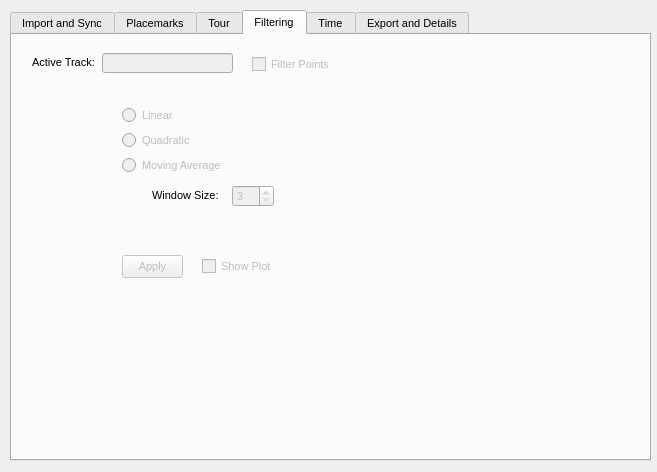
Old version of the form QGISPlugin/MilkMachine/ui_milkmachine.ui in the repository SeanKMcGinnis/250MilesCrossingPhila.
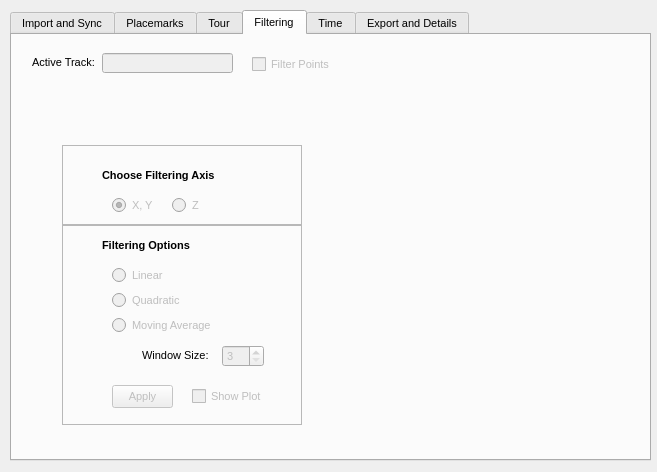
New version of the form. The open tabs and pages were chosen to show the change. Icons and pictures are not drawn.

Commit message:
Altitude Filtering
Task:  Add Z axis filtering (altitude). This required another field to
hold the altitude values ("altitude"). Only moving average filtering can
be performed on the altitude values in the filtering tab. If you have to
update a layer that already has altitude values, it is suggested to
rebuild the layer since there is now an additional field that needs to
be built on import.

The edit to the form file:
```diff
--- a/QGISPlugin/MilkMachine/ui_milkmachine.ui
+++ b/QGISPlugin/MilkMachine/ui_milkmachine.ui
@@ -2843,15 +2843,30 @@
       <string>Filter Points</string>
      </property>
     </widget>
-    <widget class="QPushButton" name="pushButton_filtering_apply">
+    <widget class="QFrame" name="frame">
+     <property name="geometry">
+      <rect>
+       <x>50</x>
+       <y>190</y>
+       <width>240</width>
+       <height>200</height>
+      </rect>
+     </property>
+     <property name="frameShape">
+      <enum>QFrame::StyledPanel</enum>
+     </property>
+     <property name="frameShadow">
+      <enum>QFrame::Raised</enum>
+     </property>
+     <widget class="QCheckBox" name="checkBox_filtering_showplot">
      <property name="enabled">
       <bool>false</bool>
      </property>
      <property name="geometry">
       <rect>
-       <x>110</x>
-       <y>220</y>
-       <width>61</width>
+        <x>130</x>
+        <y>160</y>
+        <width>81</width>
        <height>23</height>
       </rect>
      </property>
@@ -2859,11 +2874,20 @@
       <string>&lt;html&gt;&lt;head/&gt;&lt;body&gt;&lt;p&gt;Apply the selected filter to the selected points in the active layer. To roll back these edits, select &amp;quot;Cancel for selected layer&amp;quot; in the editor options.&lt;/p&gt;&lt;/body&gt;&lt;/html&gt;</string>
      </property>
      <property name="text">
-      <string>Apply</string>
-     </property>
-     <property name="icon">
-      <iconset resource="resources.qrc">
-       <normaloff>:/plugins/milkmachine/triangle.png</normaloff>:/plugins/milkmachine/triangle.png</iconset>
+       <string>Show Plot</string>
+      </property>
+     </widget>
+     <widget class="QLabel" name="label_66">
+      <property name="geometry">
+       <rect>
+        <x>80</x>
+        <y>120</y>
+        <width>81</width>
+        <height>20</height>
+       </rect>
+      </property>
+      <property name="text">
+       <string>Window Size:</string>
      </property>
     </widget>
     <widget class="QRadioButton" name="radioButton_filtering_linear">
@@ -2872,8 +2896,8 @@
      </property>
      <property name="geometry">
       <rect>
-       <x>110</x>
-       <y>70</y>
+        <x>50</x>
+        <y>40</y>
        <width>141</width>
        <height>20</height>
       </rect>
@@ -2885,33 +2909,14 @@
       <string>Linear</string>
      </property>
     </widget>
-    <widget class="QRadioButton" name="radioButton_filtering_moving">
-     <property name="enabled">
-      <bool>false</bool>
-     </property>
-     <property name="geometry">
-      <rect>
-       <x>110</x>
-       <y>120</y>
-       <width>111</width>
-       <height>20</height>
-      </rect>
-     </property>
-     <property name="toolTip">
-      <string>&lt;html&gt;&lt;head/&gt;&lt;body&gt;&lt;p&gt;After selecting a number of points within an edit session, the moving average filter will apply a moving window average to the points. The window will exclude the points on the end, since the window will not be able to &amp;quot;see&amp;quot; past the selection. Those points at the beginning and end will not change their coordinates. The window must be an odd integer in order for the window to be centered on each point. &lt;/p&gt;&lt;/body&gt;&lt;/html&gt;</string>
-     </property>
-     <property name="text">
-      <string>Moving Average</string>
-     </property>
-    </widget>
     <widget class="QRadioButton" name="radioButton_filtering_quad">
      <property name="enabled">
       <bool>false</bool>
      </property>
      <property name="geometry">
       <rect>
-       <x>110</x>
-       <y>95</y>
+        <x>50</x>
+        <y>65</y>
        <width>82</width>
        <height>20</height>
       </rect>
@@ -2929,8 +2934,8 @@
      </property>
      <property name="geometry">
       <rect>
-       <x>220</x>
-       <y>150</y>
+        <x>160</x>
+        <y>120</y>
        <width>42</width>
        <height>22</height>
       </rect>
@@ -2945,28 +2950,15 @@
       <number>2</number>
      </property>
     </widget>
-    <widget class="QLabel" name="label_66">
-     <property name="geometry">
-      <rect>
-       <x>140</x>
-       <y>150</y>
-       <width>81</width>
-       <height>20</height>
-      </rect>
-     </property>
-     <property name="text">
-      <string>Window Size:</string>
-     </property>
-    </widget>
-    <widget class="QCheckBox" name="checkBox_filtering_showplot">
+     <widget class="QPushButton" name="pushButton_filtering_apply">
      <property name="enabled">
       <bool>false</bool>
      </property>
      <property name="geometry">
       <rect>
-       <x>190</x>
-       <y>220</y>
-       <width>81</width>
+        <x>50</x>
+        <y>160</y>
+        <width>61</width>
        <height>23</height>
       </rect>
      </property>
@@ -2974,8 +2966,129 @@
       <string>&lt;html&gt;&lt;head/&gt;&lt;body&gt;&lt;p&gt;If selected, a scatterplot will be created to show the original and filtered points. Currently on supported on Windows.&lt;/p&gt;&lt;/body&gt;&lt;/html&gt;</string>
      </property>
      <property name="text">
-      <string>Show Plot</string>
-     </property>
+       <string>Apply</string>
+      </property>
+      <property name="icon">
+       <iconset resource="resources.qrc">
+        <normaloff>:/plugins/milkmachine/triangle.png</normaloff>:/plugins/milkmachine/triangle.png</iconset>
+      </property>
+     </widget>
+     <widget class="QRadioButton" name="radioButton_filtering_moving">
+      <property name="enabled">
+       <bool>false</bool>
+      </property>
+      <property name="geometry">
+       <rect>
+        <x>50</x>
+        <y>90</y>
+        <width>111</width>
+        <height>20</height>
+       </rect>
+      </property>
+      <property name="toolTip">
+       <string>&lt;html&gt;&lt;head/&gt;&lt;body&gt;&lt;p&gt;After selecting a number of points within an edit session, the moving average filter will apply a moving window average to the points. The window will exclude the points on the end, since the window will not be able to &amp;quot;see&amp;quot; past the selection. Those points at the beginning and end will not change their coordinates. The window must be an odd integer in order for the window to be centered on each point. &lt;/p&gt;&lt;/body&gt;&lt;/html&gt;</string>
+      </property>
+      <property name="text">
+       <string>Moving Average</string>
+      </property>
+     </widget>
+     <widget class="QLabel" name="label_43">
+      <property name="geometry">
+       <rect>
+        <x>40</x>
+        <y>10</y>
+        <width>101</width>
+        <height>20</height>
+       </rect>
+      </property>
+      <property name="font">
+       <font>
+        <weight>75</weight>
+        <italic>false</italic>
+        <bold>true</bold>
+       </font>
+      </property>
+      <property name="text">
+       <string>Filtering Options</string>
+      </property>
+     </widget>
+    </widget>
+    <widget class="QFrame" name="frame_2">
+     <property name="geometry">
+      <rect>
+       <x>50</x>
+       <y>110</y>
+       <width>240</width>
+       <height>80</height>
+      </rect>
+     </property>
+     <property name="frameShape">
+      <enum>QFrame::StyledPanel</enum>
+     </property>
+     <property name="frameShadow">
+      <enum>QFrame::Raised</enum>
+     </property>
+     <widget class="QLabel" name="label_45">
+      <property name="geometry">
+       <rect>
+        <x>40</x>
+        <y>20</y>
+        <width>131</width>
+        <height>20</height>
+       </rect>
+      </property>
+      <property name="font">
+       <font>
+        <weight>75</weight>
+        <italic>false</italic>
+        <bold>true</bold>
+       </font>
+      </property>
+      <property name="text">
+       <string>Choose Filtering Axis</string>
+      </property>
+     </widget>
+     <widget class="QRadioButton" name="radioButton_filtering_xy">
+      <property name="enabled">
+       <bool>false</bool>
+      </property>
+      <property name="geometry">
+       <rect>
+        <x>50</x>
+        <y>50</y>
+        <width>41</width>
+        <height>20</height>
+       </rect>
+      </property>
+      <property name="toolTip">
+       <string>&lt;html&gt;&lt;head/&gt;&lt;body&gt;&lt;p&gt;Filter the X and Y axis (i.e. the longitude and latitude axes, respectively). This will filter the actual QGIS X and Y point locations (not found in the attribute table).&lt;/p&gt;&lt;/body&gt;&lt;/html&gt;</string>
+      </property>
+      <property name="text">
+       <string>X, Y</string>
+      </property>
+      <property name="checked">
+       <bool>true</bool>
+      </property>
+     </widget>
+     <widget class="QRadioButton" name="radioButton_filtering_z">
+      <property name="enabled">
+       <bool>false</bool>
+      </property>
+      <property name="geometry">
+       <rect>
+        <x>110</x>
+        <y>50</y>
+        <width>82</width>
+        <height>20</height>
+       </rect>
+      </property>
+      <property name="toolTip">
+       <string>&lt;html&gt;&lt;head/&gt;&lt;body&gt;&lt;p&gt;Filter the Z axis (i.e. altitude). This filters the &amp;quot;altitude&amp;quot; field.&lt;/p&gt;&lt;/body&gt;&lt;/html&gt;</string>
+      </property>
+      <property name="text">
+       <string>Z</string>
+      </property>
+     </widget>
     </widget>
    </widget>
    <widget class="QWidget" name="tab_2">
```
Left out of the diff: 8 changed lines with no effect on the pictures. Lines whose indentation alone changed are shown as unchanged. The commit also changes 8 other files.
